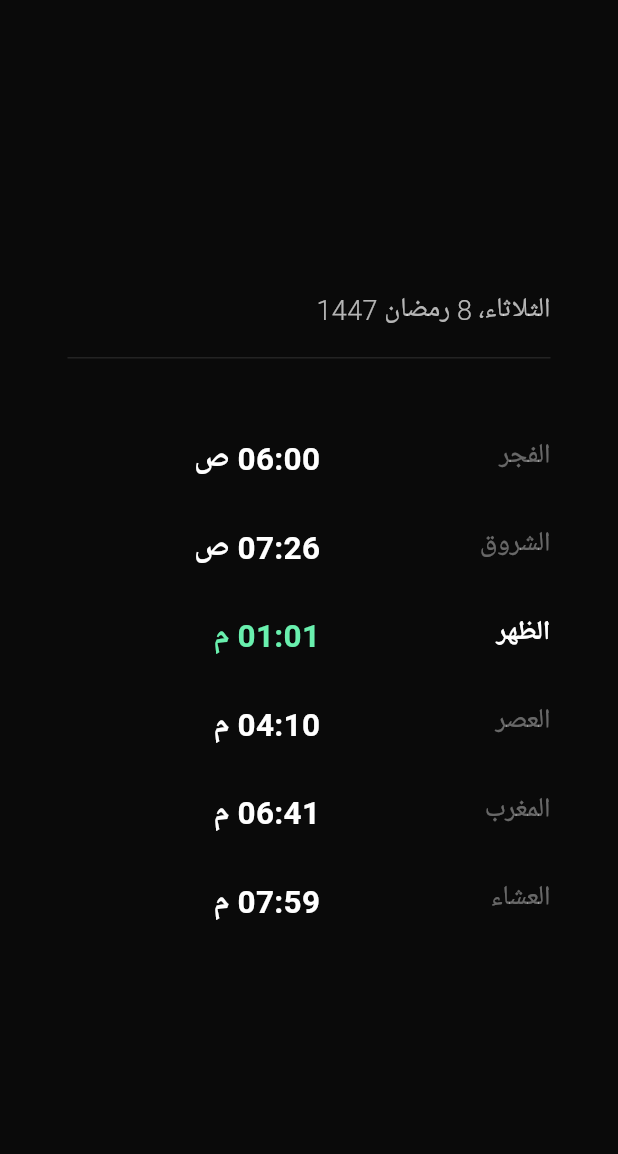
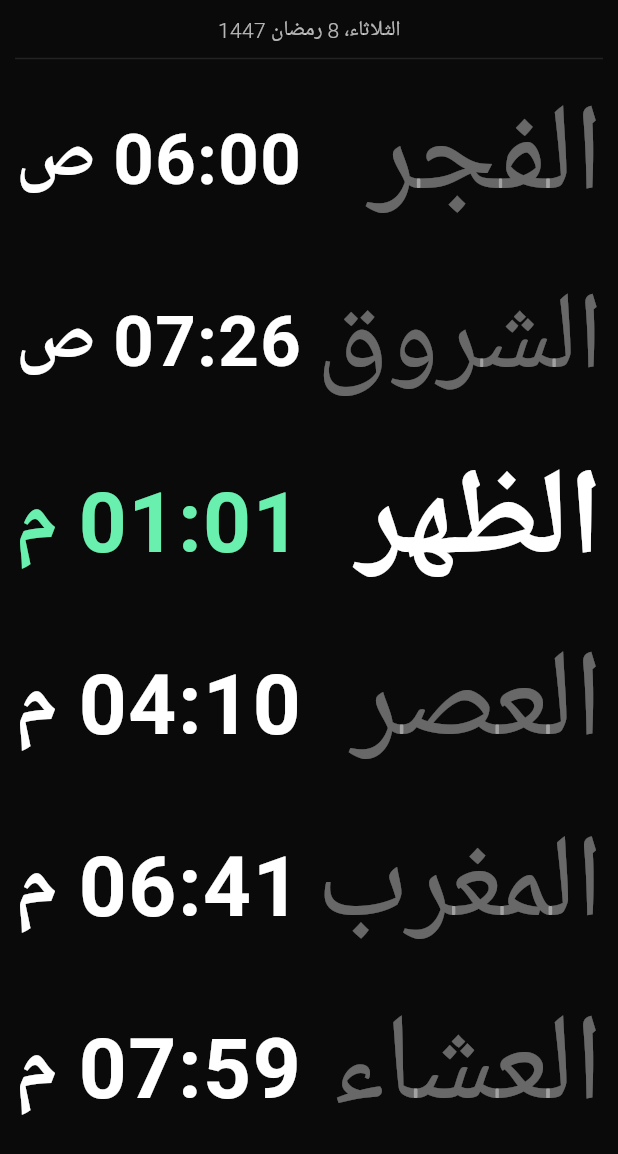
Before and after one commit to hamidbinameziane/awksalat, a Flutter app: the screen it shows after launch, on a phone screen of 412 x 824 dp. Shown: the top 1154 px of the screen. Run offline on Flutter 3.47's test engine with Material 3 defaults, Android fonts, the phone set to English and light mode, and no system bars; our stand-ins replace hijri; missing offline and left inert: home_widget.

Commit message:
second commit

```diff
--- a/lib/main.dart
+++ b/lib/main.dart
@@ -235,74 +235,73 @@ class _PrayerScreenState extends State<PrayerScreen> {
 
     return Scaffold(
       body: SafeArea(
-        child: Center(
-          child: Padding(
-            padding: const EdgeInsets.symmetric(horizontal: 45),
         child: isLoading
-                ? const CircularProgressIndicator(color: Colors.white24)
-                : Column(
-                    mainAxisSize: MainAxisSize.min,
-                    crossAxisAlignment: CrossAxisAlignment.start,
+            ? const Center(child: CircularProgressIndicator(color: Colors.white24))
+            : Padding(
+                padding: const EdgeInsets.all(10),
+                child: Column(
                   children: [
-                      Text(
+                    // Hijri Date
+                    Flexible(
+                      flex: 1,
+                      child: FittedBox(
+                        fit: BoxFit.contain,
+                        child: Text(
                           customHijriDate,
                           style: const TextStyle(
-                          fontSize: 18,
                             color: Colors.white70,
                             fontWeight: FontWeight.w300,
                           ),
                         ),
-                      const SizedBox(height: 10),
+                      ),
+                    ),
                     const Divider(color: Colors.white10, thickness: 1),
-                      const SizedBox(height: 30),
+
                     if (todayPrayers != null)
-                        Table(
-                          columnWidths: const {
-                            0: FlexColumnWidth(1),
-                            1: FlexColumnWidth(1.1),
-                          },
-                          children: todayPrayers!.entries.map((entry) {
-                            return _prayerRow(
+                      ...todayPrayers!.entries.map((entry) {
+                        bool isNext = entry.key == nextPrayerName;
+                        return Expanded(
+                          flex: 2,
+                          child: Padding(
+                            padding: const EdgeInsets.symmetric(vertical: 2),
+                            child: Row(
+                              children: [
+                                Expanded(
+                                  child: FittedBox(
+                                    alignment: Alignment.centerRight,
+                                    fit: BoxFit.contain,
+                                    child: Text(
                                       entry.key,
+                                      style: TextStyle(
+                                        color: isNext ? Colors.white : Colors.white38,
+                                        fontWeight: isNext ? FontWeight.bold : FontWeight.normal,
+                                      ),
+                                    ),
+                                  ),
+                                ),
+                                const SizedBox(width: 10),
+                                Expanded(
+                                  child: FittedBox(
+                                    alignment: Alignment.centerLeft,
+                                    fit: BoxFit.contain,
+                                    child: Text(
                                       entry.value,
-                              entry.key == nextPrayerName,
-                            );
-                          }).toList(),
+                                      style: TextStyle(
+                                        fontWeight: FontWeight.bold,
+                                        color: isNext ? Colors.greenAccent : Colors.white,
+                                      ),
+                                    ),
+                                  ),
                                 ),
                               ],
                             ),
+                          ),
+                        );
+                      }).toList(),
+                  ],
                 ),
               ),
       ),
     );
   }
-
-  TableRow _prayerRow(String label, String time, bool isNext) {
-    return TableRow(
-      children: [
-        Padding(
-          padding: const EdgeInsets.symmetric(vertical: 14),
-          child: Text(
-            label,
-            style: TextStyle(
-              fontSize: 18,
-              color: isNext ? Colors.white : Colors.white38,
-              fontWeight: isNext ? FontWeight.bold : FontWeight.normal,
-            ),
-          ),
-        ),
-        Padding(
-          padding: const EdgeInsets.symmetric(vertical: 14),
-          child: Text(
-            time,
-            style: TextStyle(
-              fontSize: 21,
-              fontWeight: FontWeight.bold,
-              color: isNext ? Colors.greenAccent : Colors.white,
-            ),
-          ),
-        ),
-      ],
-    );
 }
-}
```
Also changed, not shown: 2 other files. Lines whose indentation alone changed are shown as unchanged.
